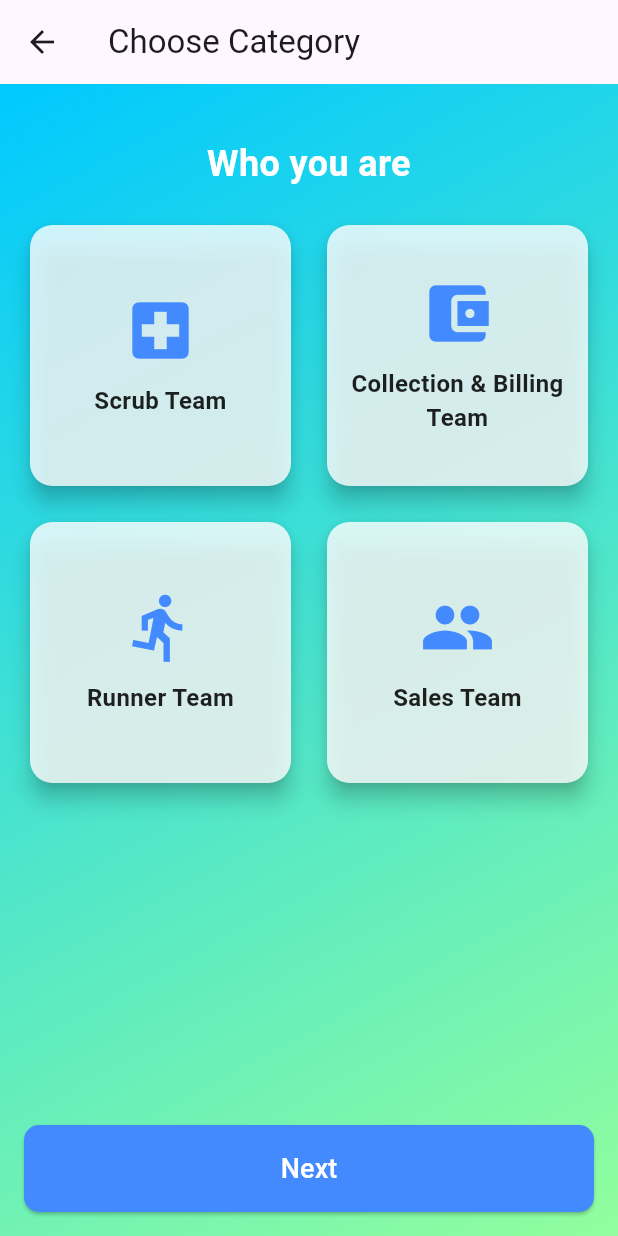
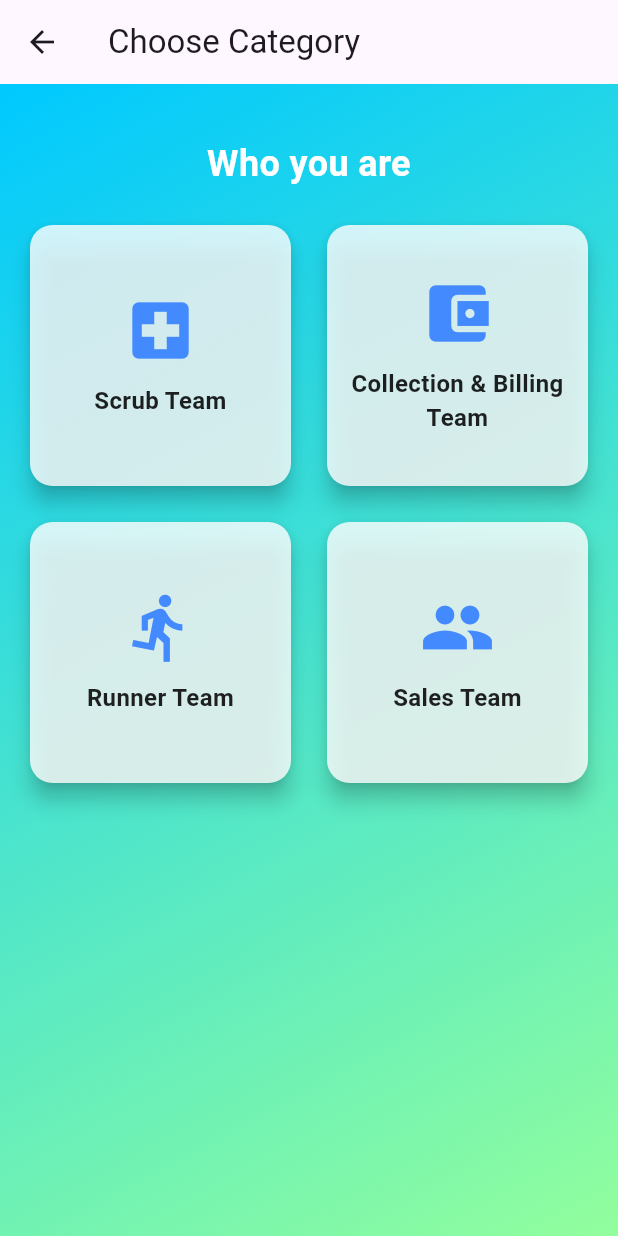
Before and after one commit to PrashamNagda/hospital_management_app, a Flutter app: the screen it shows after launch, on a phone screen of 412 x 824 dp. Run offline on Flutter 3.47's test engine with Material 3 defaults, Android fonts, the phone set to English and light mode, and no system bars; our stand-ins replace equatable, flutter_bloc.

Commit message:
Removed Next button from CCS

```diff
--- a/lib/screens/choose_category_screen.dart
+++ b/lib/screens/choose_category_screen.dart
@@ -68,23 +68,6 @@ class ChooseCategoryScreen extends StatelessWidget {
                     ],
                   ),
                 ),
-                const SizedBox(height: 20),
-                ElevatedButton(
-                  onPressed: () {
-                    // You can add functionality here if needed.
-                  },
-                  style: ElevatedButton.styleFrom(
-                    padding: const EdgeInsets.symmetric(vertical: 16),
-                    backgroundColor: Colors.blueAccent,
-                    shape: RoundedRectangleBorder(
-                      borderRadius: BorderRadius.circular(10),
-                    ),
-                  ),
-                  child: const Text(
-                    'Next',
-                    style: TextStyle(fontSize: 18, color: Colors.white),
-                  ),
-                ),
               ],
             ),
           ),
```
